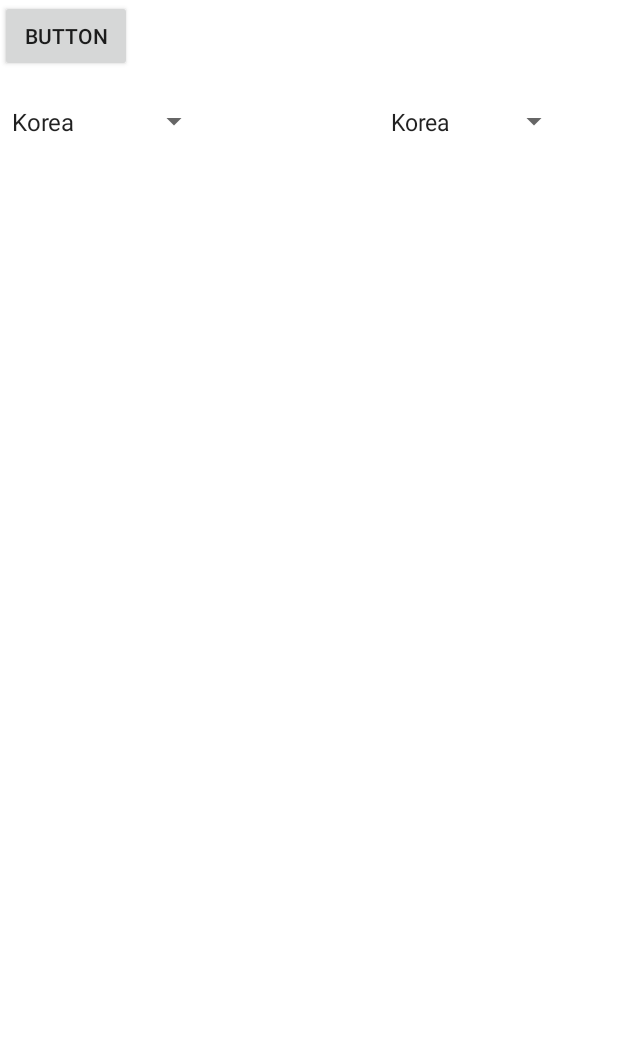
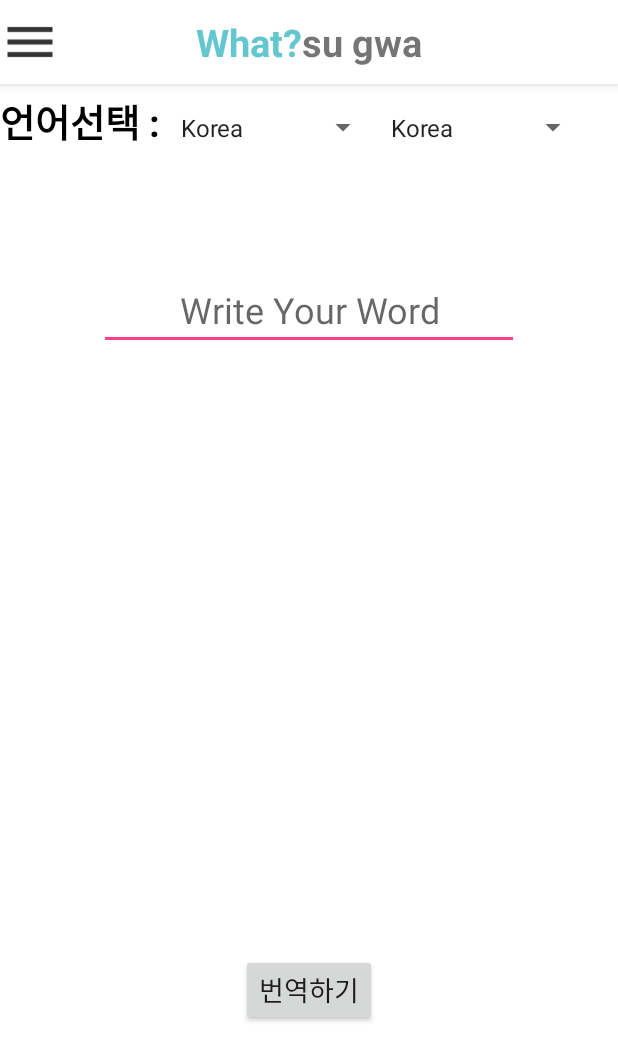
Before and after one commit to YoonSeokHan/SmartTour, an Android app: the screen it shows after launch (MainActivity), on a phone screen of 412 x 824 dp. Shown: the top 1061 px of the screen. Run offline under Robolectric (Android 15) with nearby library versions, the phone set to English and light mode, and no system bars.

Commit message:
12월 1일 홍지혁

```diff
--- a/app/src/main/AndroidManifest.xml
+++ b/app/src/main/AndroidManifest.xml
@@ -3,6 +3,7 @@
     package="com.example.dbstj.myapplication">
 
     <uses-permission android:name="android.permission.INTERNET"/>
+    <uses-permission android:name="android.permission.CALL_PHONE"/>
 
     <application
         android:allowBackup="true"
@@ -18,7 +19,8 @@
                 <category android:name="android.intent.category.LAUNCHER" />
             </intent-filter>
         </activity>
-        <activity android:name=".MainActivity"></activity>
+        <activity android:name=".MainActivity"
+            android:theme="@style/AppTheme"></activity>
     </application>
 
 </manifest>
--- a/app/src/main/java/com/example/dbstj/myapplication/MainActivity.java
+++ b/app/src/main/java/com/example/dbstj/myapplication/MainActivity.java
@@ -1,11 +1,15 @@
 package com.example.dbstj.myapplication;
-import android.icu.util.JapaneseCalendar;
+import android.content.Intent;
+import android.net.Uri;
 import android.os.Bundle;
-import android.os.Handler;
-import android.support.annotation.BoolRes;
+import android.support.v4.widget.DrawerLayout;
+import android.support.v7.app.ActionBar;
+import android.support.v7.app.ActionBarDrawerToggle;
 import android.support.v7.app.AppCompatActivity;
-import android.util.JsonReader;
-import android.util.Log;
+import android.support.v7.widget.Toolbar;
+import android.telecom.Call;
+import android.view.LayoutInflater;
+import android.view.Menu;
 import android.view.View;
 import android.widget.AdapterView;
 import android.widget.ArrayAdapter;
@@ -22,12 +26,72 @@ import org.json.JSONObject;
  */
 
 public class MainActivity extends AppCompatActivity{ // 메인화면 엑티비티
-    Papago papago;
-    JSONObject jo;
+    Button btn1, btn2, btn3, btn4;
+    private Papago papago;
+    private JSONObject jo;
+    private DrawerLayout mDrawerLayout;
+    private ActionBarDrawerToggle mDrawerToggle;
+    private CharSequence mDrawerTitle;
+
     @Override
     protected void onCreate(Bundle savedInstanceState) {
         super.onCreate(savedInstanceState);
-        setContentView(R.layout.mainactivity);
+        setContentView(R.layout.activity_main);
+
+        btn1 = (Button)findViewById(R.id.callbutton1);
+        btn2 = (Button)findViewById(R.id.callbutton2);
+        btn3 = (Button)findViewById(R.id.callbutton3);
+        btn4 = (Button)findViewById(R.id.callbutton4);
+
+        btn1.setOnClickListener(new View.OnClickListener() {
+            @Override
+            public void onClick(View view) {
+                Intent intent = new Intent(Intent.ACTION_DIAL,Uri.parse("tel:112"));
+                startActivity(intent);
+            }
+        });
+        btn2.setOnClickListener(new View.OnClickListener() {
+            @Override
+            public void onClick(View view) {
+                Intent intent = new Intent(Intent.ACTION_DIAL,Uri.parse("tel:119"));
+                startActivity(intent);
+            }
+        });
+        btn3.setOnClickListener(new View.OnClickListener() {
+            @Override
+            public void onClick(View view) {
+                Intent intent = new Intent(Intent.ACTION_DIAL,Uri.parse("tel:1339"));
+                startActivity(intent);
+            }
+        });
+        btn4.setOnClickListener(new View.OnClickListener() {
+            @Override
+            public void onClick(View view) {
+                Intent intent = new Intent(Intent.ACTION_DIAL,Uri.parse("tel:033-738-3723"));
+                startActivity(intent);
+            }
+        });
+
+        mDrawerLayout = (DrawerLayout) findViewById(R.id.drawer_layout);
+        mDrawerToggle = new ActionBarDrawerToggle(this, mDrawerLayout,
+                R.string.drawer_open, R.string.drawer_close) {
+
+
+            /** Called when a drawer has settled in a completely closed tate. */
+            public void onDrawerClosed(View view) {
+                super.onDrawerClosed(view);
+                getActionBar().setTitle("으야ㅏ으앙");
+                invalidateOptionsMenu(); // creates call to onPrepareOptionsMenu()
+            }
+
+            /** Called when a drawer has settled in a completely open state. */
+            public void onDrawerOpened(View drawerView) {
+                super.onDrawerOpened(drawerView);
+                getActionBar().setTitle(mDrawerTitle);
+                invalidateOptionsMenu(); // creates call to onPrepareOptionsMenu()
+            }
+        };
+
 
         //스피너 동작 메소드
         Spinner spinner = (Spinner) findViewById(R.id.spinner1);
@@ -53,9 +117,6 @@ public class MainActivity extends AppCompatActivity{ // 메인화면 엑티비
         });
         Button btn = (Button)findViewById(R.id.button);
 
-
-
-
         btn.setOnClickListener(new View.OnClickListener() {
             @Override
             public void onClick(View view) {
@@ -78,15 +139,47 @@ public class MainActivity extends AppCompatActivity{ // 메인화면 엑티비
                     }
                 }
                 papago = null;
-
             }
 
         });
+    }
+
+    @Override
+    public boolean onCreateOptionsMenu(Menu menu) {
+        ActionBar actionBar = getSupportActionBar();
+
+        // Custom Actionbar를 사용하기 위해 CustomEnabled을 true 시키고 필요 없는 것은 false 시킨다
+        actionBar.setDisplayShowCustomEnabled(true);
+        actionBar.setDisplayHomeAsUpEnabled(false);            //액션바 아이콘을 업 네비게이션 형태로 표시합니다.
+        actionBar.setDisplayShowTitleEnabled(false);        //액션바에 표시되는 제목의 표시유무를 설정합니다.
+        actionBar.setDisplayShowHomeEnabled(false);            //홈 아이콘을 숨김처리합니다.
 
 
-    }
-    public void run() {
+        //layout을 가지고 와서 actionbar에 포팅을 시킵니다.
+        LayoutInflater inflater = (LayoutInflater)getSystemService(LAYOUT_INFLATER_SERVICE);
+        View actionBarView = inflater.inflate(R.layout.toolbar, null);
 
-        papago = null;
+        Button menuBtn = (Button)actionBarView.findViewById(R.id.navigation_menu);
+        menuBtn.setOnClickListener(new View.OnClickListener() {
+            @Override
+            public void onClick(View view) {
+                if (mDrawerLayout.isDrawerOpen(3)){
+                    mDrawerLayout.closeDrawer(3);
+                }
+                else {
+                    mDrawerLayout.openDrawer(3);
+                }
+
+            }
+        });
+
+
+        actionBar.setCustomView(actionBarView);
+
+        //액션바 양쪽 공백 없애기
+        Toolbar parent = (Toolbar)actionBarView.getParent();
+        parent.setContentInsetsAbsolute(0,0);
+
+        return true;
     }
 }
--- /dev/null
+++ b/app/src/main/res/layout/activity_main.xml
@@ -0,0 +1,149 @@
+<?xml version="1.0" encoding="utf-8"?>
+<RelativeLayout xmlns:android="http://schemas.android.com/apk/res/android"
+    xmlns:app="http://schemas.android.com/apk/res-auto"
+    xmlns:tools="http://schemas.android.com/tools"
+    android:layout_width="match_parent"
+    android:background="#ffffff"
+    android:layout_height="match_parent">
+
+    <android.support.v4.widget.DrawerLayout
+        android:id="@+id/drawer_layout"
+        xmlns:android="http://schemas.android.com/apk/res/android"
+        android:layout_width="match_parent"
+        android:layout_height="match_parent"
+        android:layout_alignParentTop="true"
+        android:layout_alignParentStart="true">
+
+
+        <RelativeLayout
+            android:layout_width="match_parent"
+            android:layout_height="match_parent">
+
+            <Button
+                android:id="@+id/button"
+                android:layout_width="wrap_content"
+                android:layout_height="wrap_content"
+                android:text="번역하기"
+                android:textSize="18sp"
+                android:layout_marginBottom="140dp"
+                android:layout_alignParentBottom="true"
+                android:layout_centerHorizontal="true" />
+
+            <LinearLayout
+                android:layout_width="wrap_content"
+                android:layout_height="wrap_content"
+                android:id="@+id/linearLayout">
+                <TextView
+                    android:gravity="center"
+                    android:layout_width="wrap_content"
+                    android:layout_height="50dp"
+                    android:id="@+id/textView1"
+                    android:text="언어선택 : "
+                    android:textAlignment="center"
+                    android:textColor="#000000"
+                    android:textSize="25dp"
+                    android:textStyle="bold" />
+
+                <Spinner
+                    android:id="@+id/spinner1"
+                    android:layout_width="140dp"
+                    android:layout_height="50dp" />
+
+                <!--<TextView
+                    android:id="@+id/textView2"
+                    android:layout_width="wrap_content"
+                    android:layout_height="wrap_content"
+                    android:text="ENGLISH"
+                    android:textAlignment="center"
+                    android:textColor="@android:color/black"
+                    android:textSize="20dp"
+                    android:textStyle="bold" />-->
+                <Spinner
+                    android:id="@+id/spinner3"
+                    android:layout_width="140dp"
+                    android:layout_height="50dp"/>
+
+            </LinearLayout>
+
+            <EditText
+                android:id="@+id/editText"
+                android:layout_width="wrap_content"
+                android:layout_height="wrap_content"
+                android:layout_below="@+id/linearLayout"
+                android:layout_centerHorizontal="true"
+                android:layout_marginTop="74dp"
+                android:ems="10"
+                android:inputType="textPersonName"
+                android:hint="Write Your Word"
+                android:textAlignment="center"
+                android:textSize="24sp"
+                android:typeface="normal" />
+
+
+
+        </RelativeLayout>
+        <LinearLayout
+            android:layout_width="280dp"
+            android:layout_height="match_parent"
+            android:layout_gravity="start"
+            android:background="#ffffff"
+            android:gravity="center"
+            android:orientation="vertical"
+            android:weightSum="100">
+
+
+            <Button
+                android:id="@+id/callbutton1"
+                android:layout_width="match_parent"
+                android:layout_height="wrap_content"
+                android:background="@android:color/holo_blue_light"
+                android:text="police"
+                android:textAlignment="center"
+                android:textSize="30sp"
+                android:textStyle="bold" />
+
+            <Button
+                android:id="@+id/callbutton2"
+                android:layout_width="match_parent"
+                android:layout_height="wrap_content"
+                android:background="@android:color/holo_red_light"
+                android:text="Fire"
+                android:textAlignment="center"
+                android:textSize="30sp"
+                android:textStyle="bold" />
+
+            <Button
+                android:id="@+id/callbutton3"
+                android:layout_width="match_parent"
+                android:layout_height="wrap_content"
+                android:background="@android:color/holo_orange_light"
+                android:text="Emergency"
+                android:textAlignment="center"
+                android:textSize="30sp"
+                android:textStyle="bold" />
+
+            <Button
+                android:id="@+id/callbutton4"
+                android:layout_width="match_parent"
+                android:layout_height="wrap_content"
+                android:background="@android:color/holo_green_light"
+                android:text="information station"
+                android:textAlignment="center"
+                android:textSize="24sp"
+                android:textStyle="bold" />
+
+
+            <TextView
+                android:layout_width="wrap_content"
+                android:layout_height="wrap_content"
+                android:textColor="#000" />
+
+        </LinearLayout>
+
+
+    </android.support.v4.widget.DrawerLayout>
+
+
+
+
+</RelativeLayout>
--- a/app/src/main/res/layout/mainactivity.xml
+++ /dev/null
@@ -1,94 +0,0 @@
-<?xml version="1.0" encoding="utf-8"?>
-<RelativeLayout xmlns:android="http://schemas.android.com/apk/res/android"
-    xmlns:app="http://schemas.android.com/apk/res-auto"
-    xmlns:tools="http://schemas.android.com/tools"
-    android:layout_width="match_parent"
-    android:background="#ffffff"
-    android:layout_height="match_parent">
-
-// 메인화면 XML
-
-    <Button
-        android:id="@+id/button"
-        android:layout_width="wrap_content"
-        android:layout_height="wrap_content"
-        android:text="Button" />
-
-    <android.support.v4.widget.DrawerLayout
-        xmlns:android="http://schemas.android.com/apk/res/android"
-        android:layout_width="match_parent"
-        android:layout_height="match_parent"
-        android:layout_alignParentTop="true"
-        android:layout_alignParentStart="true">
-
-        <TableLayout
-            android:layout_width="match_parent"
-            android:layout_height="match_parent"
-            android:orientation="horizontal">
-
-//ToolBar 레이아웃이다. 윤석아!!
-            <android.support.v7.widget.Toolbar
-                android:id="@+id/toolbar"
-                android:layout_width="match_parent"
-                android:layout_height="?attr/actionBarSize"
-                android:layout_alignParentTop="true"
-                android:layout_centerHorizontal="true" />
-
-            <!--<TextView
-                android:id="@+id/textView1"
-
-                android:text="언어선택"
-                android:textAlignment="center"
-                android:textColor="#000000"
-                android:textSize="20sp"
-                android:textStyle="bold" />-->
-
-         <TableRow>
-
-             <Spinner
-                 android:id="@+id/spinner1"
-                 android:layout_width="140dp"
-                 android:layout_height="50dp" />
-
-             <!--<TextView
-                 android:id="@+id/textView2"
-                 android:layout_width="wrap_content"
-                 android:layout_height="wrap_content"
-                 android:text="ENGLISH"
-                 android:textAlignment="center"
-                 android:textColor="@android:color/black"
-                 android:textSize="20dp"
-                 android:textStyle="bold" />-->
-
-             <Spinner
-                 android:id="@+id/spinner3"
-                 android:layout_width="240dp"
-                 android:layout_height="50dp"
-                 android:layout_gravity="right" />
-
-            </TableRow>
-
-        </TableLayout>
-
-        <LinearLayout
-            android:orientation="vertical"
-            android:layout_width="280dp"
-            android:layout_height="match_parent"
-            android:weightSum="100"
-            android:layout_gravity="start"
-            android:background="#e49e9e"
-            android:gravity="center">
-
-            <TextView
-                android:layout_width="wrap_content"
-                android:layout_height="wrap_content"
-                android:textColor="#000" />
-
-        </LinearLayout>
-
-
-    </android.support.v4.widget.DrawerLayout>
-
-
-
-</RelativeLayout>
--- /dev/null
+++ b/app/src/main/res/layout/toolbar.xml
@@ -0,0 +1,41 @@
+<?xml version="1.0" encoding="utf-8"?>
+<LinearLayout xmlns:android="http://schemas.android.com/apk/res/android"
+    android:orientation="vertical" android:layout_width="match_parent"
+    android:layout_height="match_parent"
+    android:gravity="center">
+
+    <RelativeLayout
+        android:layout_width="match_parent"
+        android:layout_height="40dp"
+        android:orientation="horizontal">
+        <Button
+            android:id="@+id/navigation_menu"
+            android:layout_width="40dp"
+            android:layout_height="wrap_content"
+            android:background="@drawable/ic_toolbar_menu"/>
+        <LinearLayout
+            android:gravity="center"
+            android:orientation="horizontal"
+            android:layout_width="match_parent"
+            android:layout_height="match_parent">
+
+            <TextView
+                android:id="@id/textView1"
+                android:layout_width="wrap_content"
+                android:layout_height="wrap_content"
+                android:text="What?"
+                android:textColor="#64c6cf"
+                android:textSize="25dp"
+                android:textStyle="bold" />
+
+            <TextView
+                android:layout_width="wrap_content"
+                android:layout_height="wrap_content"
+                android:text="su gwa"
+                android:textSize="25dp"
+                android:textStyle="bold" />
+        </LinearLayout>
+
+
+    </RelativeLayout>
+</LinearLayout>
--- a/app/src/main/res/values/colors.xml
+++ b/app/src/main/res/values/colors.xml
@@ -1,6 +1,6 @@
 <?xml version="1.0" encoding="utf-8"?>
 <resources>
-    <color name="colorPrimary">#3F51B5</color>
-    <color name="colorPrimaryDark">#303F9F</color>
+    <color name="colorPrimary">#ffffff</color>
+    <color name="colorPrimaryDark">#439f30</color>
     <color name="colorAccent">#FF4081</color>
 </resources>
--- a/app/src/main/res/values/strings.xml
+++ b/app/src/main/res/values/strings.xml
@@ -4,6 +4,9 @@
     <string name="gwa">gwa</string>
     <string name="su">su</string>
     <string name="what">what?</string>
+
+    <string name="drawer_open">열려라</string>
+    <string name="drawer_close">닫려라</string>
 
     <string-array name="city">
         <item >Korea</item>
--- a/app/src/main/res/values/styles.xml
+++ b/app/src/main/res/values/styles.xml
@@ -1,7 +1,7 @@
 <resources>
 
     <!-- Base application theme. -->
-    <style name="AppTheme" parent="Theme.AppCompat.Light.NoActionBar">
+    <style name="AppTheme" parent="Theme.AppCompat.Light">
         <!-- Customize your theme here. -->
         <item name="colorPrimary">@color/colorPrimary</item>
         <item name="colorPrimaryDark">@color/colorPrimaryDark</item>
```
Also changed, not shown: app/src/main/res/drawable-hdpi/ic_toolbar_menu.png (added), app/src/main/res/drawable-mdpi/ic_toolbar_menu.png (added), app/src/main/res/drawable-xhdpi/ic_toolbar_menu.png (added), app/src/main/res/drawable-xxhdpi/ic_toolbar_menu.png (added).
